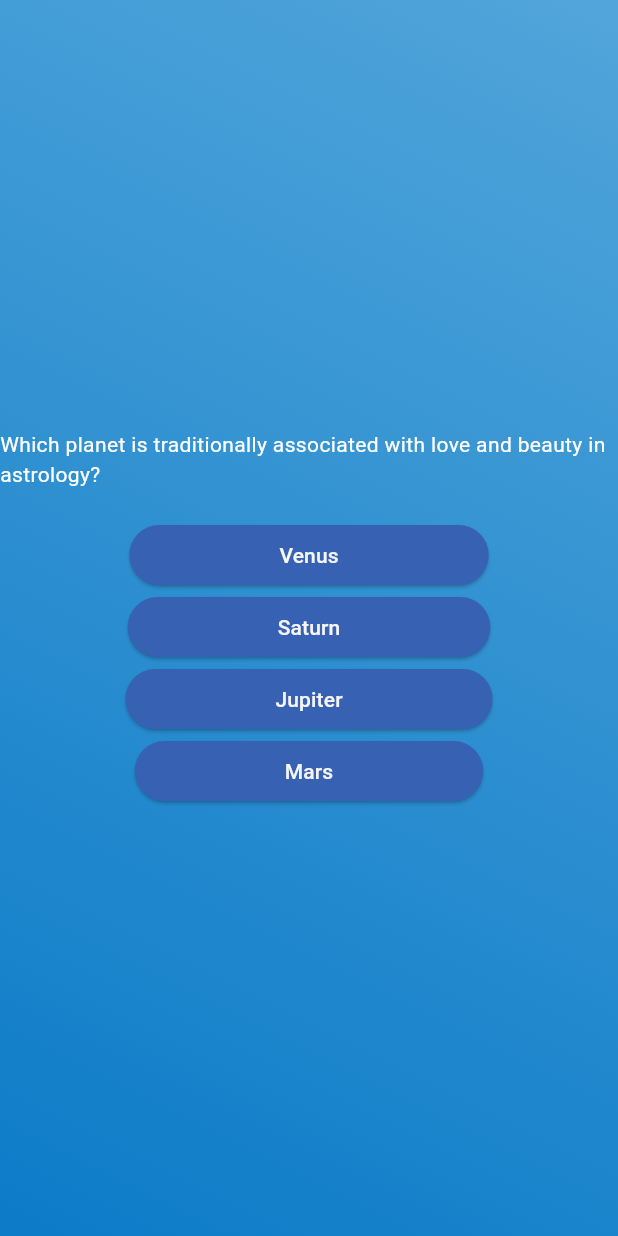
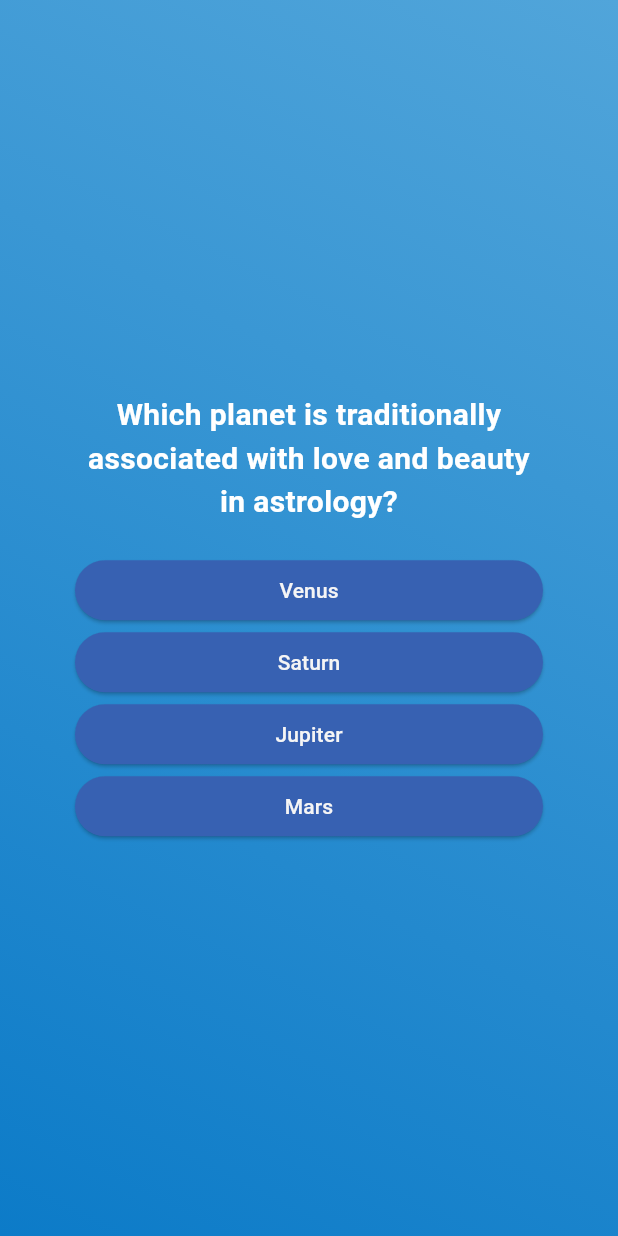
Before and after one commit to satria-nu-li-xue-xi/quiz_app_simple, a Flutter app: the screen it shows after launch, after a tap on "Start Quiz", on a phone screen of 412 x 824 dp. Run offline on Flutter 3.47's test engine with Material 3 defaults, Android fonts, the phone set to English and light mode, and no system bars; our stand-ins replace flutter_svg.

Commit message:
restyling the question and answer buttons

```diff
--- a/lib/quiz_page.dart
+++ b/lib/quiz_page.dart
@@ -19,13 +19,19 @@ class _QuizPageState extends State<QuizPage> {
 
     return SizedBox(
       width: double.infinity,
+      child: Container(
+        margin: const EdgeInsets.all(50),
         child: Column(
           mainAxisAlignment: MainAxisAlignment.center,
+          crossAxisAlignment: CrossAxisAlignment.stretch,
           children: [
             Text(
               currentQuestion.text,
               style: const TextStyle(
+                  fontSize: 20,
+                  fontWeight: FontWeight.bold,
                   color: Colors.white),
+              textAlign: TextAlign.center,
             ),
             const SizedBox(height: 20),
             ...currentQuestion.answers.map(
@@ -38,6 +44,7 @@ class _QuizPageState extends State<QuizPage> {
             ),
           ],
         ),
+      ),
     );
   }
 }
```
Lines whose indentation alone changed are shown as unchanged.
